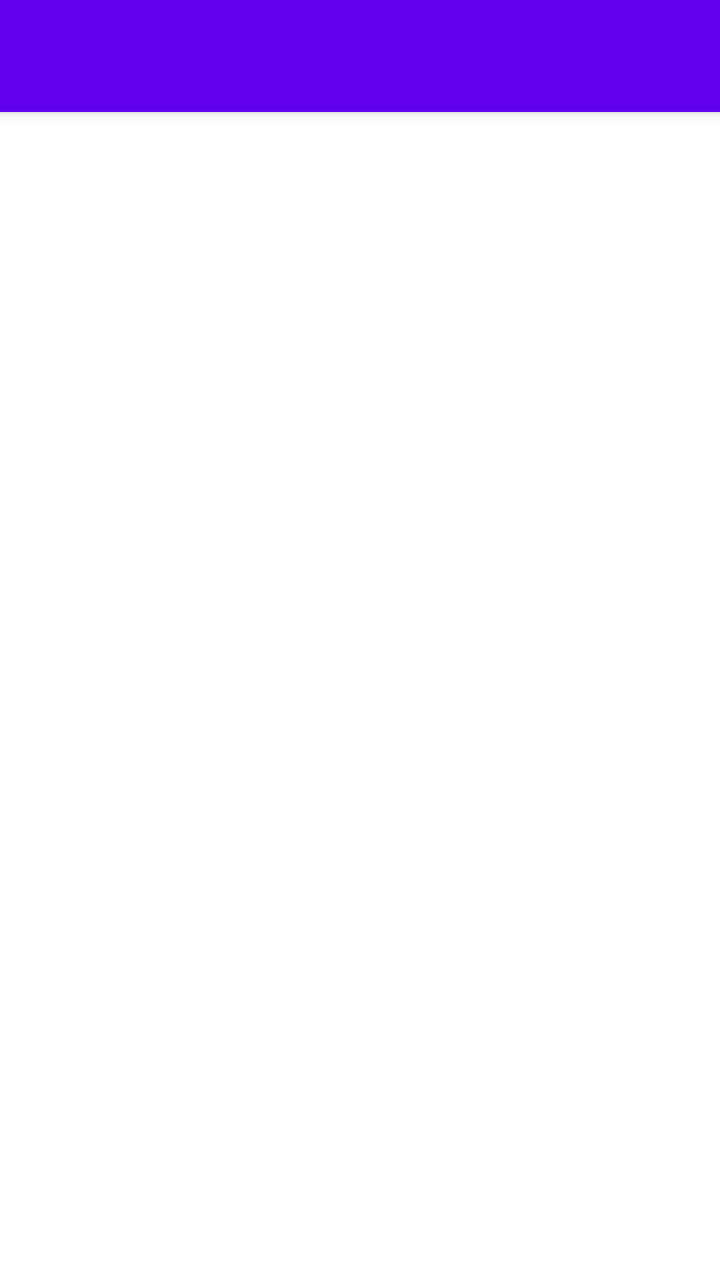
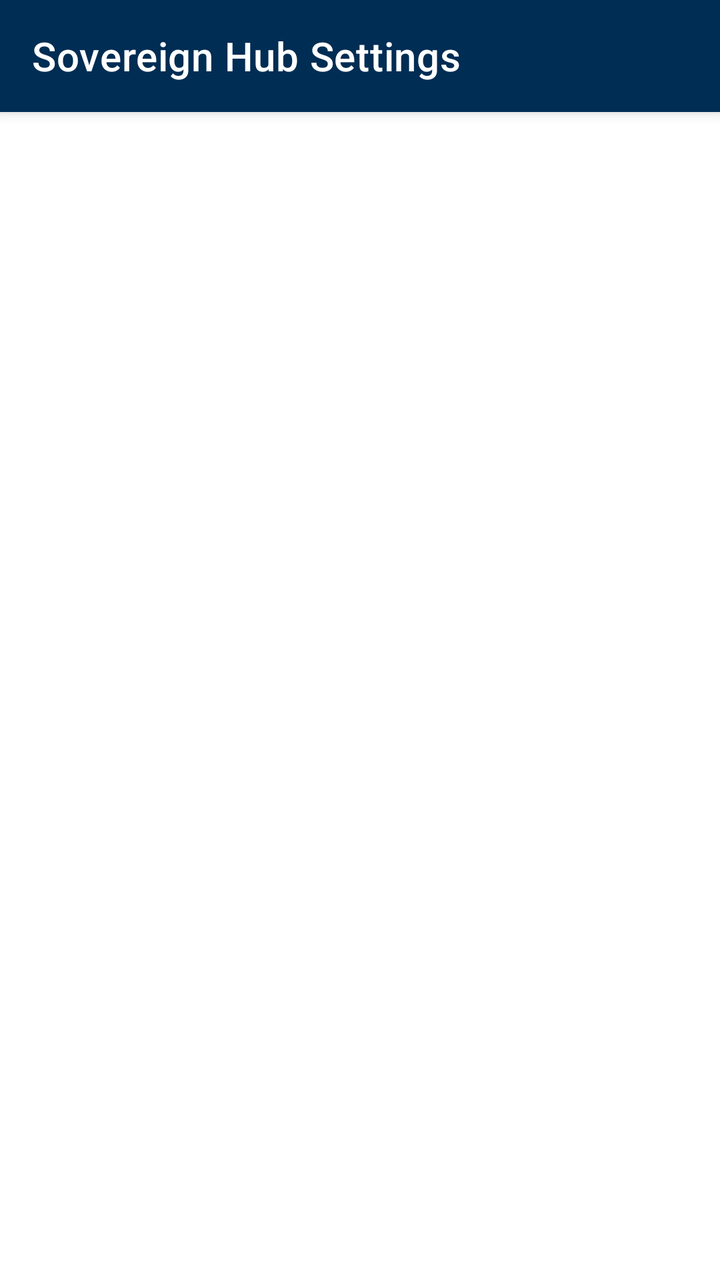

Before-and-after screenshots of an Android layout around one commit, followed by the original layout XML and the change that was made.
<!-- AndroidManifest.xml: fallback theme Theme.MaterialComponents.DayNight.NoActionBar -->
<!-- res/layout/activity_settings.xml -->
<?xml version="1.0" encoding="utf-8"?>
<androidx.coordinatorlayout.widget.CoordinatorLayout
    xmlns:android="http://schemas.android.com/apk/res/android"
    xmlns:app="http://schemas.android.com/apk/res-auto"
    android:id="@+id/settings_main_content"
    android:background="@color/md_white_1000"
    android:layout_width="match_parent"
    android:layout_height="match_parent">

    <com.google.android.material.appbar.AppBarLayout
        android:id="@+id/settings_appbar"
        android:layout_width="match_parent"
        android:layout_height="wrap_content"
        android:theme="@style/ThemeOverlay.AppCompat.Dark.ActionBar">

        <androidx.appcompat.widget.Toolbar
            android:id="@+id/settings_toolbar"
            android:layout_width="match_parent"
            android:layout_height="?attr/actionBarSize"
            android:background="?attr/colorPrimary"
            app:popupTheme="@style/ThemeOverlay.AppCompat.Light"
            >

        </androidx.appcompat.widget.Toolbar>

    </com.google.android.material.appbar.AppBarLayout>

    <FrameLayout
        app:layout_behavior="@string/appbar_scrolling_view_behavior"
        android:id="@+id/settings_fragment_place"
        android:layout_width="match_parent"
        android:layout_height="match_parent">

    </FrameLayout>
</androidx.coordinatorlayout.widget.CoordinatorLayout>
<!-- resources referenced by this layout -->
<resources>
  <color name="md_white_1000">#ffffff</color>
</resources>

<!-- the commit's change to res/layout/activity_settings.xml (unified diff, before → after) -->
@@ -11,17 +11,17 @@
         android:id="@+id/settings_appbar"
         android:layout_width="match_parent"
         android:layout_height="wrap_content"
+        android:elevation="4dp"
         android:theme="@style/ThemeOverlay.AppCompat.Dark.ActionBar">
 
         <androidx.appcompat.widget.Toolbar
             android:id="@+id/settings_toolbar"
             android:layout_width="match_parent"
             android:layout_height="?attr/actionBarSize"
-            android:background="?attr/colorPrimary"
-            app:popupTheme="@style/ThemeOverlay.AppCompat.Light"
-            >
-
-        </androidx.appcompat.widget.Toolbar>
+            android:background="@color/myPrimaryColor"
+            app:title="Sovereign Hub Settings"
+            app:titleTextColor="@color/white"
+            app:popupTheme="@style/ThemeOverlay.AppCompat.Light" />
 
     </com.google.android.material.appbar.AppBarLayout>
 
@@ -31,5 +31,7 @@
         android:layout_width="match_parent"
         android:layout_height="match_parent">
 
+        
+
     </FrameLayout>
 </androidx.coordinatorlayout.widget.CoordinatorLayout>
<!-- resource entries referenced after the edit -->
@@ -1,5 +1,7 @@
 <!-- resources referenced by this layout -->
 <resources>
   <color name="md_white_1000">#ffffff</color>
+  <color name="myPrimaryColor">@color/zetra_blue</color>
+  <color name="zetra_blue">#002D54</color>
 </resources>
 
